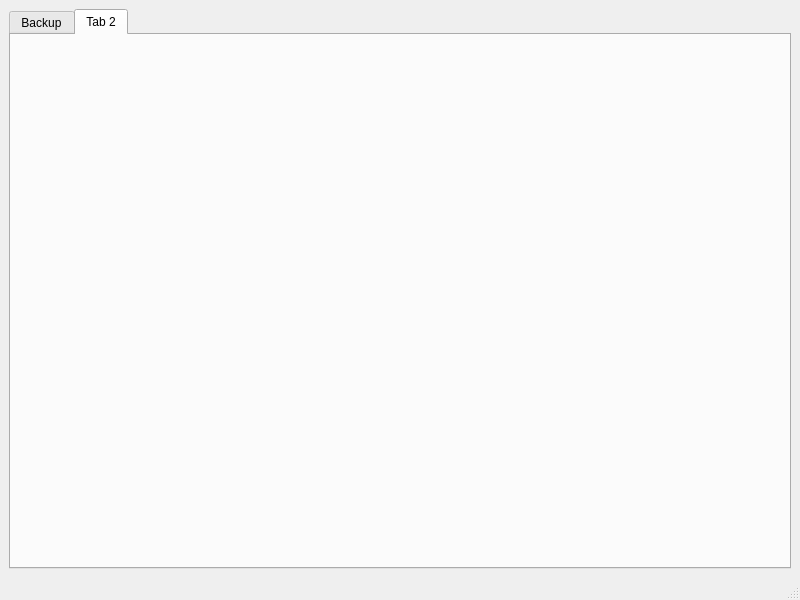
First picture: the form in mainwindow.ui, repository KenNN99/QT_Backup, before the edit.
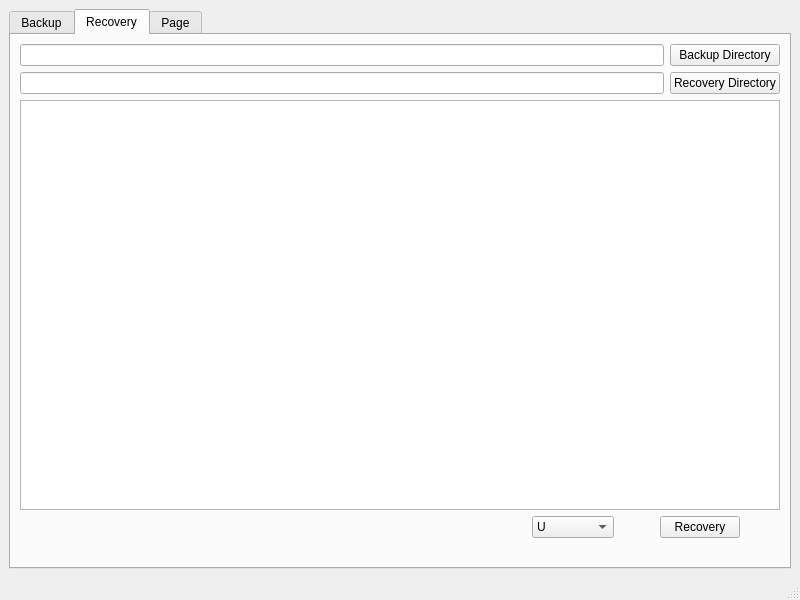
Second picture: the form after the edit. The open tabs and pages were chosen to show the change.

```diff
--- a/mainwindow.ui
+++ b/mainwindow.ui
@@ -137,7 +137,125 @@
       </widget>
       <widget class="QWidget" name="tab_2">
        <attribute name="title">
-        <string>Tab 2</string>
+        <string>Recovery</string>
+       </attribute>
+       <layout class="QVBoxLayout" name="verticalLayout_3" stretch="10,200,0,0">
+        <item>
+         <layout class="QGridLayout" name="gridLayout_2" rowstretch="5,0,0" columnstretch="15,0,0">
+          <item row="2" column="2">
+           <widget class="QPushButton" name="OpenDir_2">
+            <property name="text">
+             <string>Recovery Directory</string>
+            </property>
+           </widget>
+          </item>
+          <item row="2" column="0">
+           <widget class="QLineEdit" name="dir_display_2"/>
+          </item>
+          <item row="1" column="0">
+           <spacer name="verticalSpacer_3">
+            <property name="orientation">
+             <enum>Qt::Vertical</enum>
+            </property>
+            <property name="sizeHint" stdset="0">
+             <size>
+              <width>20</width>
+              <height>40</height>
+             </size>
+            </property>
+           </spacer>
+          </item>
+          <item row="0" column="0">
+           <widget class="QLineEdit" name="lineEdit_3"/>
+          </item>
+          <item row="0" column="2">
+           <widget class="QPushButton" name="pushButton_2">
+            <property name="text">
+             <string>Backup Directory</string>
+            </property>
+           </widget>
+          </item>
+         </layout>
+        </item>
+        <item>
+         <widget class="QTreeView" name="treeView_2"/>
+        </item>
+        <item>
+         <layout class="QGridLayout" name="gridLayout_4" columnstretch="2,0,0,0,0">
+          <item row="0" column="4">
+           <spacer name="horizontalSpacer_4">
+            <property name="orientation">
+             <enum>Qt::Horizontal</enum>
+            </property>
+            <property name="sizeHint" stdset="0">
+             <size>
+              <width>40</width>
+              <height>20</height>
+             </size>
+            </property>
+           </spacer>
+          </item>
+          <item row="0" column="2">
+           <spacer name="horizontalSpacer_5">
+            <property name="orientation">
+             <enum>Qt::Horizontal</enum>
+            </property>
+            <property name="sizeHint" stdset="0">
+             <size>
+              <width>40</width>
+              <height>20</height>
+             </size>
+            </property>
+           </spacer>
+          </item>
+          <item row="0" column="3">
+           <widget class="QPushButton" name="backupButton_2">
+            <property name="text">
+             <string>Recovery</string>
+            </property>
+           </widget>
+          </item>
+          <item row="0" column="1">
+           <widget class="QComboBox" name="comboBox_2">
+            <item>
+             <property name="text">
+              <string>U</string>
+             </property>
+            </item>
+            <item>
+             <property name="text">
+              <string>Overwrite</string>
+             </property>
+            </item>
+           </widget>
+          </item>
+          <item row="0" column="0">
+           <spacer name="horizontalSpacer_6">
+            <property name="orientation">
+             <enum>Qt::Horizontal</enum>
+            </property>
+            <property name="sizeHint" stdset="0">
+             <size>
+              <width>40</width>
+              <height>20</height>
+             </size>
+            </property>
+           </spacer>
+          </item>
+         </layout>
+        </item>
+        <item>
+         <widget class="QLabel" name="tab1_label_2">
+          <property name="text">
+           <string/>
+          </property>
+         </widget>
+        </item>
+       </layout>
+      </widget>
+      <widget class="QWidget" name="tab_3">
+       <attribute name="title">
+        <string>Page</string>
        </attribute>
       </widget>
      </widget>
```
Left out of the diff: 3 changed lines with no effect on the pictures.
